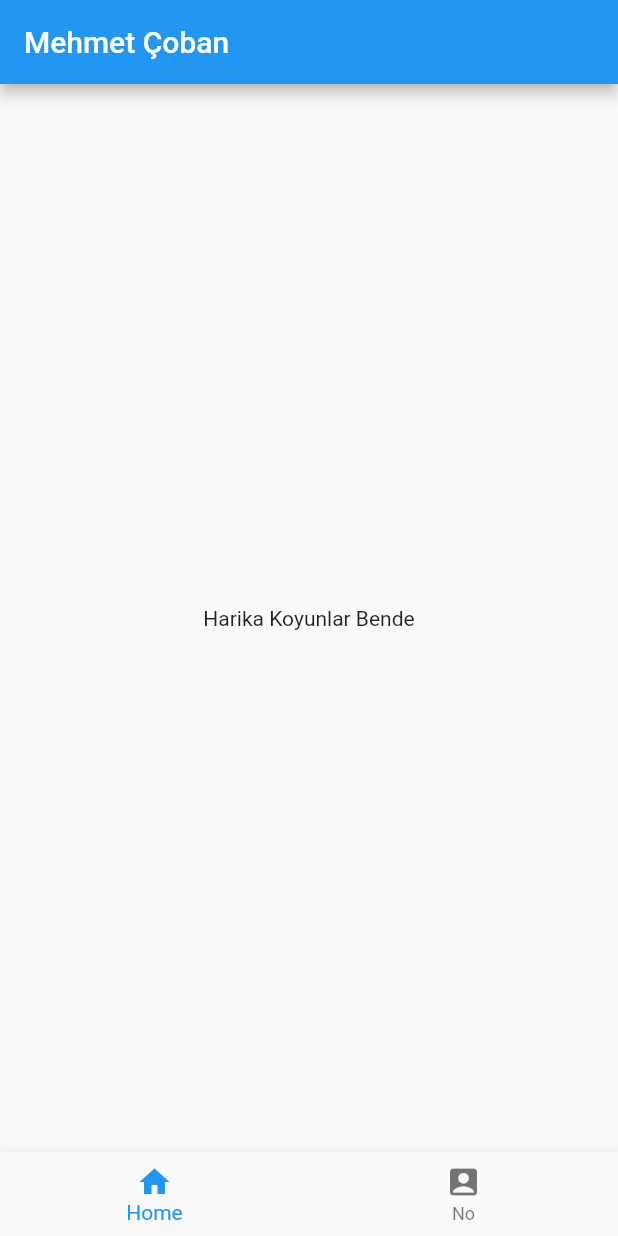
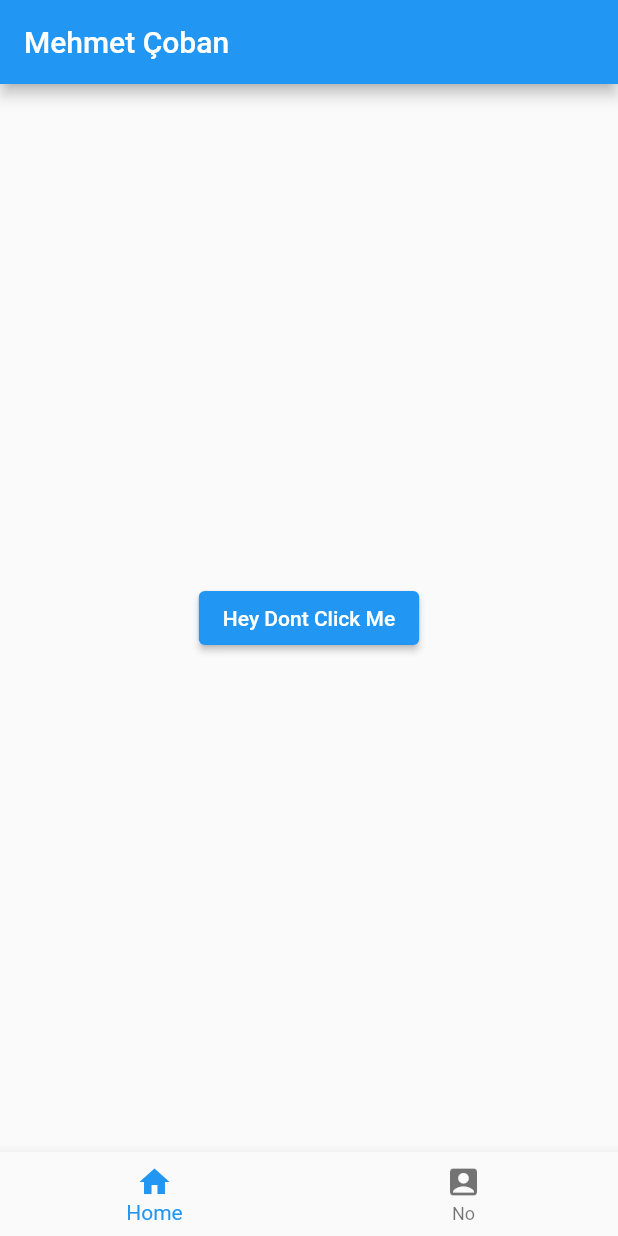
Before and after one commit to MehmetUzel/FlutterLearning, a Flutter app: the screen it shows after launch, on a phone screen of 412 x 824 dp. Run offline on Flutter 3.47's test engine with Material 2 defaults, Android fonts, the light colour scheme and no system bars.

Commit message:
Create Button

```diff
--- a/flutter_learn/lib/main.dart
+++ b/flutter_learn/lib/main.dart
@@ -15,7 +15,12 @@ class MyApp extends StatelessWidget {
         appBar: AppBar(
           title: const Text('Mehmet Çoban'),
         ),
-        body: const Center(child: Text('Harika Koyunlar Bende')),
+        body: Center(
+          child: ElevatedButton(
+            onPressed: () {},
+            child: const Text('Hey Dont Click Me'),
+          ),
+        ),
         bottomNavigationBar: BottomNavigationBar(
           items: const [
             BottomNavigationBarItem(
```
